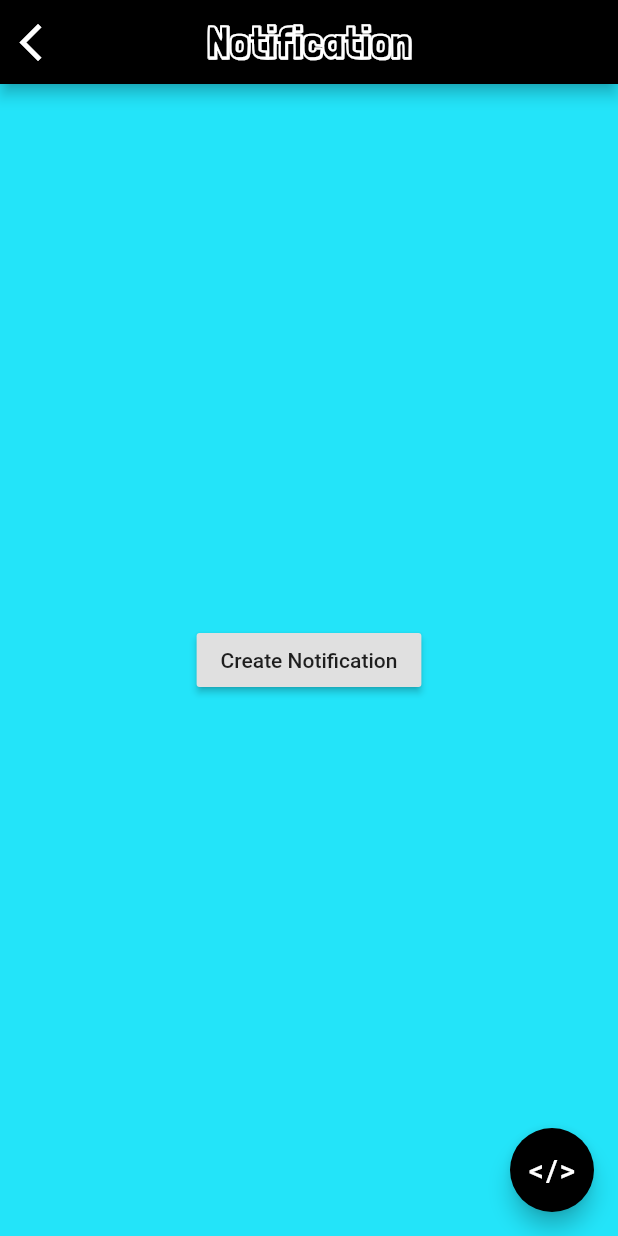
After one commit to Sivaranjan89/FlutterGallery, a Flutter app: the PreviewNotification screen opened directly, after a tap on "Create Notification", on a phone screen of 412 x 824 dp. The commit adds this screen. Run offline on Flutter 3.47's test engine with Material 2 defaults, Android fonts, the phone set to English and light mode, and no system bars; our stand-ins replace flutter_bluetooth_serial, flutter_local_notifications, webview_flutter; missing offline and left inert: dart:ffi.

Commit message:
Notification

```diff
--- /dev/null
+++ b/lib/dialog/notification.dart
@@ -0,0 +1,71 @@
+import 'dart:async';
+import 'package:flutter/cupertino.dart';
+import 'package:flutter/material.dart';
+import 'package:flutter_gallery/common_appbar.dart';
+import 'package:flutter_gallery/home/home_screen.dart';
+import 'package:flutter_local_notifications/flutter_local_notifications.dart';
+import 'package:webview_flutter/webview_flutter.dart';
+
+import '../app_constants.dart';
+
+class PreviewNotification extends StatefulWidget {
+
+  @override
+  State<StatefulWidget> createState() {
+    return _State();
+  }
+}
+
+class _State extends State<PreviewNotification> {
+
+  FlutterLocalNotificationsPlugin flutterLocalNotificationsPlugin = FlutterLocalNotificationsPlugin();
+
+  @override
+  void initState() {
+    super.initState();
+    flutterLocalNotificationsPlugin = FlutterLocalNotificationsPlugin();
+    var android = AndroidInitializationSettings("@mipmap/ic_launcher");
+    var iOS = IOSInitializationSettings();
+    var settings = InitializationSettings(android, iOS);
+    flutterLocalNotificationsPlugin.initialize(settings, onSelectNotification: onSelectNotification);
+  }
+
+  @override
+  Widget build(BuildContext context) {
+    return Scaffold(
+      backgroundColor: ApplicationConstants.appBlue,
+      appBar: PreviewAppBar(appBar: AppBar(), title: 'Notification'),
+      floatingActionButton: FloatingActionButton(
+        backgroundColor: Colors.black, child: Text('</>', style: TextStyle(color: Colors.white, fontSize: 20)), onPressed: () {showCode();},
+      ),
+      body: Center(
+        child: RaisedButton(
+          child: Text('Create Notification'),
+          onPressed: () {
+            fireNotification();
+          },
+        ),
+      ),
+    );
+  }
+
+  fireNotification() async {
+    var android = AndroidNotificationDetails('channel id', 'channel NAME', 'CHANNEL DESCRIPTION');
+    var iOS = IOSNotificationDetails();
+    var platform = NotificationDetails(android, iOS);
+    await flutterLocalNotificationsPlugin.show(0, 'Notification', 'This notification was sent from Flutter Gallery App', platform,
+        payload: 'HOME');
+  }
+
+  Future onSelectNotification(String payload) {
+    if(payload == 'HOME') {
+      //Navigator.pushReplacement(context, PageRouteBuilder(pageBuilder: (_,__,___) => HomeScreen()));
+      Navigator.pushNamedAndRemoveUntil(context, '/', (_) => false);
+    }
+  }
+
+  void showCode() {
+    Dialog dialog = ApplicationConstants.getCodeDialog('https://docs.google.com/document/d/e/2PACX-1vRMCpkG3M4IeRcrit0TpPKEEX5PbJ_XlenBdEeH0idjTp5HRFM_knVXXjfsntFPO9Bdr4-gBFHdsKWK/pub');
+    showDialog(context: context, builder: (context) => dialog);
+  }
+}
--- a/pubspec.yaml
+++ b/pubspec.yaml
@@ -25,6 +25,7 @@ dependencies:
   cupertino_icons: ^0.1.2
   webview_flutter: ^0.3.0
   flutter_bluetooth_serial: ^0.0.4
+  flutter_local_notifications:
 
 dev_dependencies:
   flutter_test:
```
Also changed, not shown: lib/home/home_page.dart (+18 -11 lines), lib/list/pull_to_refresh.dart (added, +73 -0 lines), lib/tabs/scroll_tab_bar.dart (added, +65 -0 lines), pubspec.lock.
